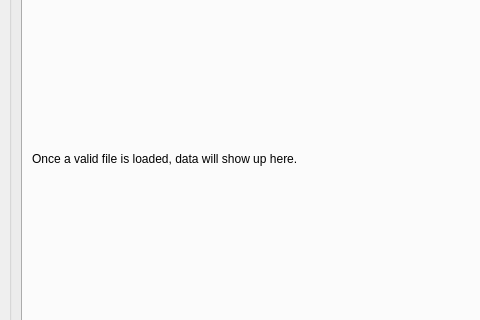
Before: the Qt Designer form PythonGUI_apps/H5_Pkl/h5_pkl_view_gui.ui in SarthakJariwala/Python_GUI_apps, drawn with Qt 5; both pictures show x 0 to 480 and y 327 to 647 of the 856 by 925 pixel window.
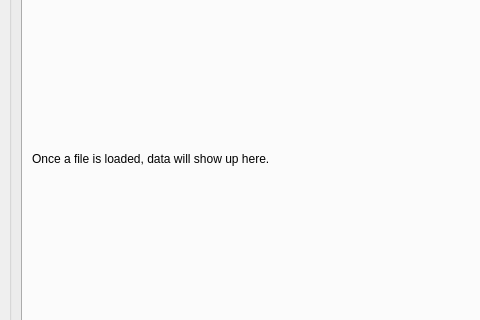
After: the same form once the commit is applied.

Commit message: flim line roi, lifetime spinbox, h5 view/plot x axis

```diff
--- a/PythonGUI_apps/H5_Pkl/h5_pkl_view_gui.ui
+++ b/PythonGUI_apps/H5_Pkl/h5_pkl_view_gui.ui
@@ -58,7 +58,7 @@
             <item>
              <widget class="QLabel" name="dataview_placeholder">
               <property name="text">
-               <string>Once a valid file is loaded, data will show up here.</string>
+               <string>Once a file is loaded, data will show up here.</string>
               </property>
              </widget>
             </item>
```
The commit also changes 5 other files.
